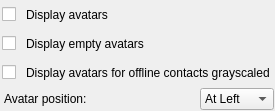
Above: src/plugins/avatars/avataroptionswidget.ui from xnamed/vacuum-im before the change. Below: the same form after it.
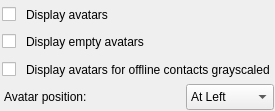
That is the form after the change.

Patch:
```diff
--- a/src/plugins/avatars/avataroptionswidget.ui
+++ b/src/plugins/avatars/avataroptionswidget.ui
@@ -174,7 +174,7 @@
      <item>
       <widget class="QComboBox" name="cmbAvatarPosition">
        <property name="sizePolicy">
-        <sizepolicy hsizetype="Maximum" vsizetype="Fixed">
+        <sizepolicy hsizetype="MinimumExpanding" vsizetype="Minimum">
          <horstretch>0</horstretch>
          <verstretch>0</verstretch>
         </sizepolicy>
```
